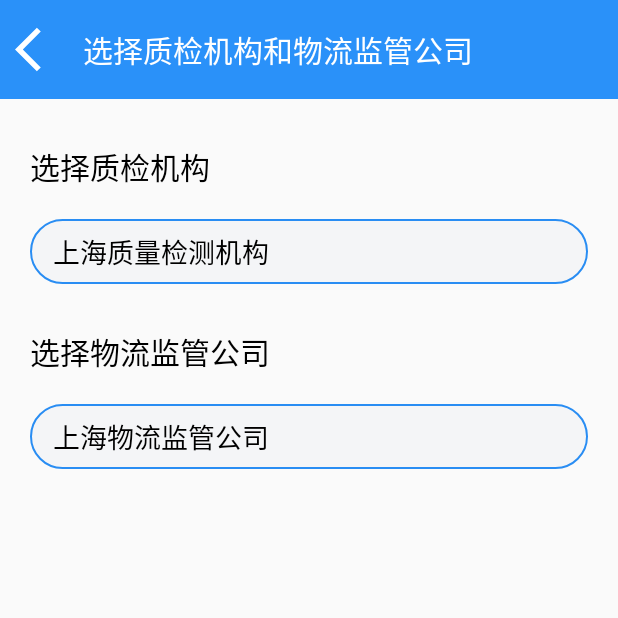
After one commit to windindaybreak/CitiClubApp-1, an Android app: the QualityControlAgencyActivity screen opened directly, with no data from a screen before it, on a phone screen of 412 x 824 dp, the top half of it. The commit adds this screen. Run offline under Robolectric (Android 15) with nearby library versions, the phone set to English and light mode, and no system bars.

Commit message:
添加选择质检机构界面
我的仓单还只是建了文件，对于那个style只是调整格式

```diff
--- a/app/src/main/java/com/example/citiclubapp/ui/BusinessHallPage/ApplyIntoStorage/ApplyForStorageActivity.java
+++ b/app/src/main/java/com/example/citiclubapp/ui/BusinessHallPage/ApplyIntoStorage/ApplyForStorageActivity.java
@@ -51,8 +51,8 @@ public class ApplyForStorageActivity extends AppCompatActivity {
         address.setText("现存地址");
         address.setHint("请输入当前货物存放地址");
         expand=findViewById(R.id.expand);
-        address.setText("存储期限");
-        address.setHint("请输入存储期限（年/月/日）");
+        expand.setText("存储期限");
+        expand.setHint("请输入存储期限（年/月/日）");
     }
 
     private void initializeButton(){
--- /dev/null
+++ b/app/src/main/java/com/example/citiclubapp/ui/BusinessHallPage/QualityControlAgency/QualityControlAgencyActivity.java
@@ -0,0 +1,47 @@
+package com.example.citiclubapp.ui.BusinessHallPage.QualityControlAgency;
+
+import androidx.appcompat.app.AppCompatActivity;
+
+import android.os.Bundle;
+import android.widget.ArrayAdapter;
+import android.widget.Spinner;
+
+import com.example.citiclubapp.R;
+import com.example.citiclubapp.widgetLayout.InsideTitle;
+
+import java.util.ArrayList;
+import java.util.List;
+
+public class QualityControlAgencyActivity extends AppCompatActivity {
+
+    InsideTitle title;
+    Spinner qualityControl, logisticsCompany;
+
+    @Override
+    protected void onCreate(Bundle savedInstanceState) {
+        super.onCreate(savedInstanceState);
+        setContentView(R.layout.activity_quality_control_agency);
+        title=findViewById(R.id.title);
+        title.setTitle("选择质检机构和物流监管公司");
+        qualityControl=findViewById(R.id.select_quality_control_agency);
+        logisticsCompany=findViewById(R.id.select_logistics_supervision_company);
+        initializeSpinner();
+    }
+
+    private void initializeSpinner(){
+        List<String> agencyList=new ArrayList<>();
+        agencyList.add("上海质量检测机构");
+        agencyList.add("大连质量检测机构");
+        agencyList.add("北京质量检测机构");
+        ArrayAdapter<String> adapter=new ArrayAdapter<>(QualityControlAgencyActivity.this,
+                R.layout.spinner_item, agencyList);
+        qualityControl.setAdapter(adapter);
+        List<String> companyList=new ArrayList<>();
+        companyList.add("上海物流监管公司");
+        companyList.add("大连物流监管公司");
+        companyList.add("北京物流监管公司");
+        adapter=new ArrayAdapter<>(QualityControlAgencyActivity.this,
+                R.layout.spinner_item, companyList);
+        logisticsCompany.setAdapter(adapter);
+    }
+}
--- a/app/src/main/res/drawable/edittext_shape.xml
+++ b/app/src/main/res/drawable/edittext_shape.xml
@@ -1,15 +1,12 @@
-<?xml version="1.0" encoding="utf-8"?>
-<!--此文档用于设置登录界面的文本框相关的属性
+<?xml version="1.0" encoding="utf-8"?><!--此文档用于设置登录界面的文本框相关的属性
     author 吴瀚之-->
 <shape xmlns:android="http://schemas.android.com/apk/res/android"
     android:shape="rectangle">
-<corners android:radius="30dp"></corners>
-    <solid android:color="#F4F5F7"></solid>
-    <stroke android:width="1dp"
-        android:color="#298DF3"></stroke>
-
-
-
+    <corners android:radius="30dp" />
+    <solid android:color="#F4F5F7" />
+    <stroke
+        android:width="1dp"
+        android:color="#298DF3" />
 
 
 </shape>
--- /dev/null
+++ b/app/src/main/res/layout/activity_quality_control_agency.xml
@@ -0,0 +1,51 @@
+<?xml version="1.0" encoding="utf-8"?>
+<LinearLayout xmlns:android="http://schemas.android.com/apk/res/android"
+    xmlns:app="http://schemas.android.com/apk/res-auto"
+    xmlns:tools="http://schemas.android.com/tools"
+    android:layout_width="match_parent"
+    android:layout_height="match_parent"
+    android:orientation="vertical"
+    tools:context=".ui.BusinessHallPage.QualityControlAgency.QualityControlAgencyActivity">
+
+    <com.example.citiclubapp.widgetLayout.InsideTitle
+        android:id="@+id/title"
+        android:layout_width="match_parent"
+        android:layout_height="wrap_content"/>
+
+    <TextView
+        android:layout_width="wrap_content"
+        android:layout_height="wrap_content"
+        android:layout_marginTop="30dp"
+        android:text="选择质检机构"
+        android:textSize="20sp"
+        android:textColor="@android:color/black"
+        android:paddingLeft="20dp"/>
+
+    <Spinner
+        android:id="@+id/select_quality_control_agency"
+        android:layout_width="match_parent"
+        android:layout_height="wrap_content"
+        android:layout_marginTop="20dp"
+        android:layout_marginLeft="20dp"
+        android:layout_marginRight="20dp"
+        android:background="@drawable/edittext_shape"/>
+
+    <TextView
+        android:layout_width="wrap_content"
+        android:layout_height="wrap_content"
+        android:layout_marginTop="30dp"
+        android:text="选择物流监管公司"
+        android:textSize="20sp"
+        android:textColor="@android:color/black"
+        android:paddingLeft="20dp"/>
+
+    <Spinner
+        android:id="@+id/select_logistics_supervision_company"
+        android:layout_width="match_parent"
+        android:layout_height="wrap_content"
+        android:layout_marginTop="20dp"
+        android:layout_marginLeft="20dp"
+        android:layout_marginRight="20dp"
+        android:background="@drawable/edittext_shape"/>
+
+</LinearLayout>
--- a/build.gradle
+++ b/build.gradle
@@ -8,7 +8,7 @@ buildscript {
 
     }
     dependencies {
-        classpath 'com.android.tools.build:gradle:3.4.1'
+        classpath 'com.android.tools.build:gradle:4.1.0'
         classpath "org.jetbrains.kotlin:kotlin-gradle-plugin:$kotlin_version"
 
         // NOTE: Do not place your application dependencies here; they belong
```
Also changed, not shown: app/src/main/AndroidManifest.xml (+11 -7 lines), app/src/main/java/com/example/citiclubapp/ui/BusinessHallPage/MyWarrant/MyWarrantActivity.java (added, +16 -0 lines), app/src/main/res/layout/activity_my_warrant.xml (added, +17 -0 lines), gradle/wrapper/gradle-wrapper.properties, 1 other file.
